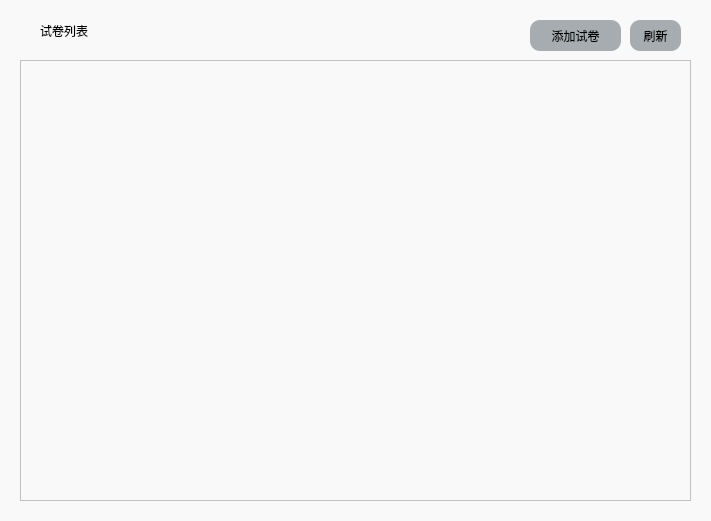
First picture: the form in ExamEase/mainwindow.ui, repository jjbrow/qt, before the edit.
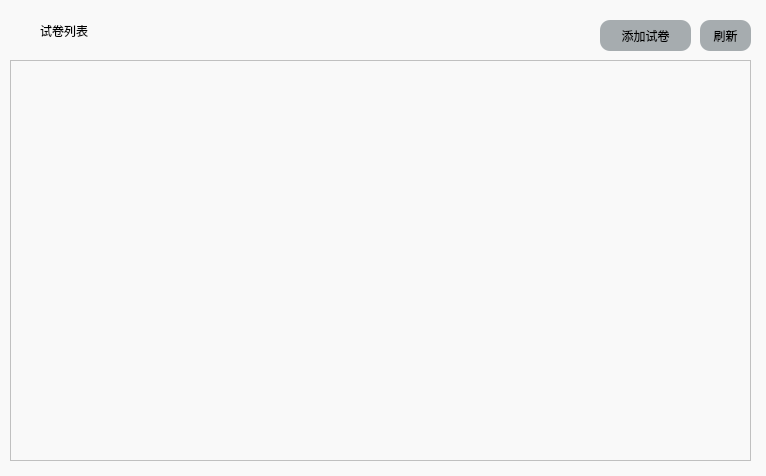
Second picture: the form after the edit.

```diff
--- a/ExamEase/mainwindow.ui
+++ b/ExamEase/mainwindow.ui
@@ -6,10 +6,22 @@
    <rect>
     <x>0</x>
     <y>0</y>
-    <width>711</width>
-    <height>521</height>
+    <width>766</width>
+    <height>476</height>
    </rect>
   </property>
+  <property name="minimumSize">
+   <size>
+    <width>766</width>
+    <height>476</height>
+   </size>
+  </property>
+  <property name="maximumSize">
+   <size>
+    <width>766</width>
+    <height>476</height>
+   </size>
+  </property>
   <property name="windowTitle">
    <string>ExamEase</string>
   </property>
@@ -21,7 +33,7 @@
    <widget class="QPushButton" name="addPaper">
     <property name="geometry">
      <rect>
-      <x>530</x>
+      <x>600</x>
       <y>20</y>
       <width>91</width>
       <height>31</height>
@@ -55,17 +67,17 @@
    <widget class="QTableWidget" name="tableWidget">
     <property name="geometry">
      <rect>
-      <x>20</x>
+      <x>10</x>
       <y>60</y>
-      <width>671</width>
-      <height>441</height>
+      <width>741</width>
+      <height>401</height>
      </rect>
     </property>
    </widget>
    <widget class="QPushButton" name="refreshTable">
     <property name="geometry">
      <rect>
-      <x>630</x>
+      <x>700</x>
       <y>20</y>
       <width>51</width>
       <height>31</height>
```
